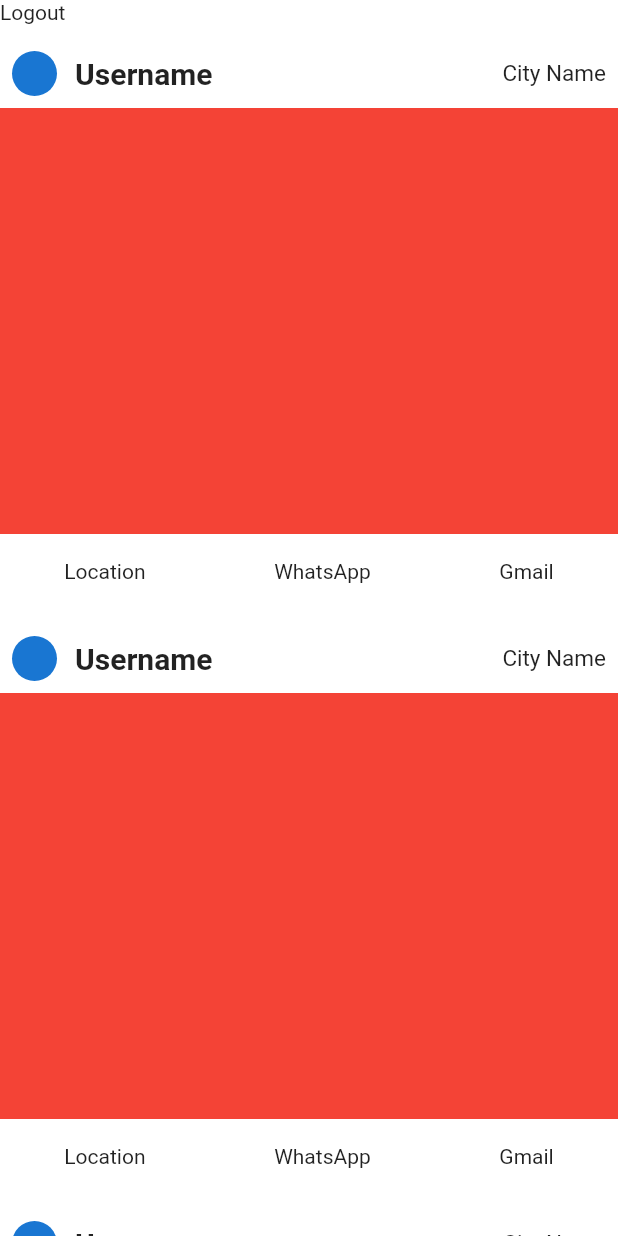
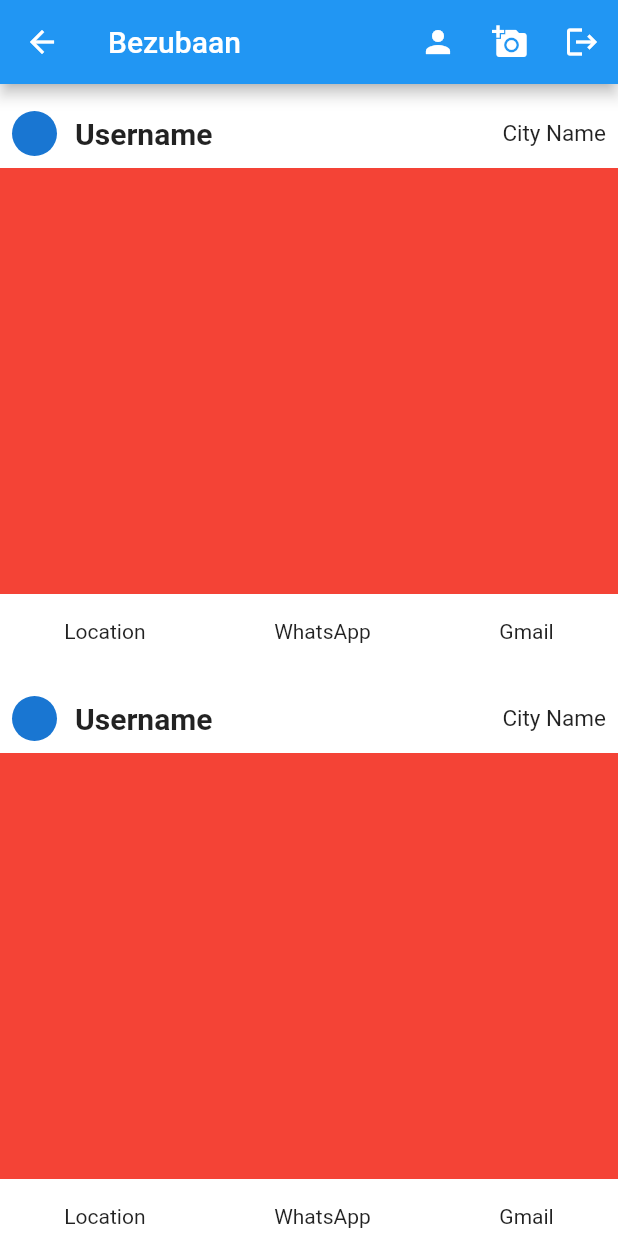
Before and after one commit to NipunGandhi/Bezubaan, a Flutter app: the HomePageScreen screen opened by its route, on a phone screen of 412 x 824 dp. Run offline on Flutter 3.47's test engine with Material 2 defaults, Android fonts, the phone set to English and light mode, and no system bars; our stand-ins replace cached_network_image, cloud_firestore, firebase_auth, firebase_core, firebase_storage, geolocator and 7 more; missing offline and left inert: dart:html, geocoder, neopop; accounts and stored records are empty.

```diff
--- a/lib/Screens/homePageScreen.dart
+++ b/lib/Screens/homePageScreen.dart
@@ -1,26 +1,58 @@
 import 'package:flutter/material.dart';
 import 'package:get/get.dart';
+import 'package:untitled/Screens/profileScreen.dart';
 import 'package:untitled/Screens/splashScreen.dart';
+import 'package:untitled/Widgets/new_post_model.dart';
 import 'package:untitled/providers/currentState.dart';
 import '../Widgets/postWidget.dart';
+import 'package:untitled/Widgets/new_post_model.dart';
 
 class HomePageScreen extends StatelessWidget {
   HomePageScreen({Key? key}) : super(key: key);
-  static String name = '/homePageScreen';
   final CurrentState instance = Get.find();
+  static String name = "/HomePageScreen";
 
   @override
   Widget build(BuildContext context) {
     return Scaffold(
-      body: ListView(
-        children: [
-          GestureDetector(
-            onTap: () async {
+      appBar: AppBar(
+        title: const Text("Bezubaan"),
+        actions: [
+          IconButton(
+            icon: const Icon(Icons.person),
+            tooltip: 'Profile Page',
+            onPressed: () async {
+              ScaffoldMessenger.of(context)
+                  .showSnackBar(const SnackBar(content: Text('Profile Page')));
+              await Navigator.pushNamed(context, ProfileScreen.name);
+            },
+          ),
+          IconButton(
+            icon: const Icon(Icons.add_a_photo),
+            tooltip: 'Add Photo',
+            onPressed: () async {
+              ScaffoldMessenger.of(context)
+                  .showSnackBar(const SnackBar(content: Text('Add Photo')));
+              await Navigator.pushNamed(context, NewPostWidget.name);
+            },
+          ),
+          IconButton(
+            icon: const Icon(Icons.logout),
+            tooltip: 'Logout',
+            onPressed: () async {
+              ScaffoldMessenger.of(context)
+                  .showSnackBar(const SnackBar(content: Text('Logout')));
               await instance.signOut();
               Get.offAll(const WelcomeScreen());
             },
-            child: const Text("Logout"),
           ),
+        ],
+      ),
+      body: ListView(
+        children: const [
+          PostWidget(),
+          PostWidget(),
+          PostWidget(),
           PostWidget(),
           PostWidget(),
           PostWidget(),
--- a/lib/Widgets/postWidget.dart
+++ b/lib/Widgets/postWidget.dart
@@ -1,7 +1,6 @@
 import 'package:flutter/material.dart';
-import 'package:untitled/Widgets/new_post_model.dart';
+import 'package:untitled/Screens/profileScreen.dart';
 import 'package:url_launcher/url_launcher.dart';
-import 'package:get/get.dart';
 
 //Post widget template that will contain post
 class PostWidget extends StatelessWidget {
@@ -33,7 +32,7 @@ class PostWidget extends StatelessWidget {
                     ),
                     GestureDetector(
                       onTap: () {
-                        Navigator.pushNamed(context, NewPostWidget.name);
+                        Navigator.pushNamed(context, ProfileScreen.name);
                       },
                       child: const Text(
                         "Username",
--- a/lib/main.dart
+++ b/lib/main.dart
@@ -4,6 +4,7 @@ import 'package:get/get.dart';
 import 'package:hive_flutter/adapters.dart';
 import 'package:untitled/Screens/forgetPasswordScreen.dart';
 import 'package:untitled/Screens/homePageScreen.dart';
+import 'package:untitled/Screens/profileScreen.dart';
 import 'package:untitled/Screens/signupScreen.dart';
 import 'package:untitled/Screens/splashScreen.dart';
 import 'package:untitled/Widgets/new_post_model.dart';
@@ -35,6 +36,7 @@ class MyApp extends StatelessWidget {
         HomePageScreen.name: (context) => HomePageScreen(),
         PhotoChooser.name: (context) => const PhotoChooser(),
         NewPostWidget.name: (context) => NewPostWidget(),
+        ProfileScreen.name: (context) => const ProfileScreen(),
       },
       title: 'Animal Sheltering App',
       theme: ThemeData(
```
Also changed, not shown: lib/Screens/profileScreen.dart (added, +15 -0 lines).
